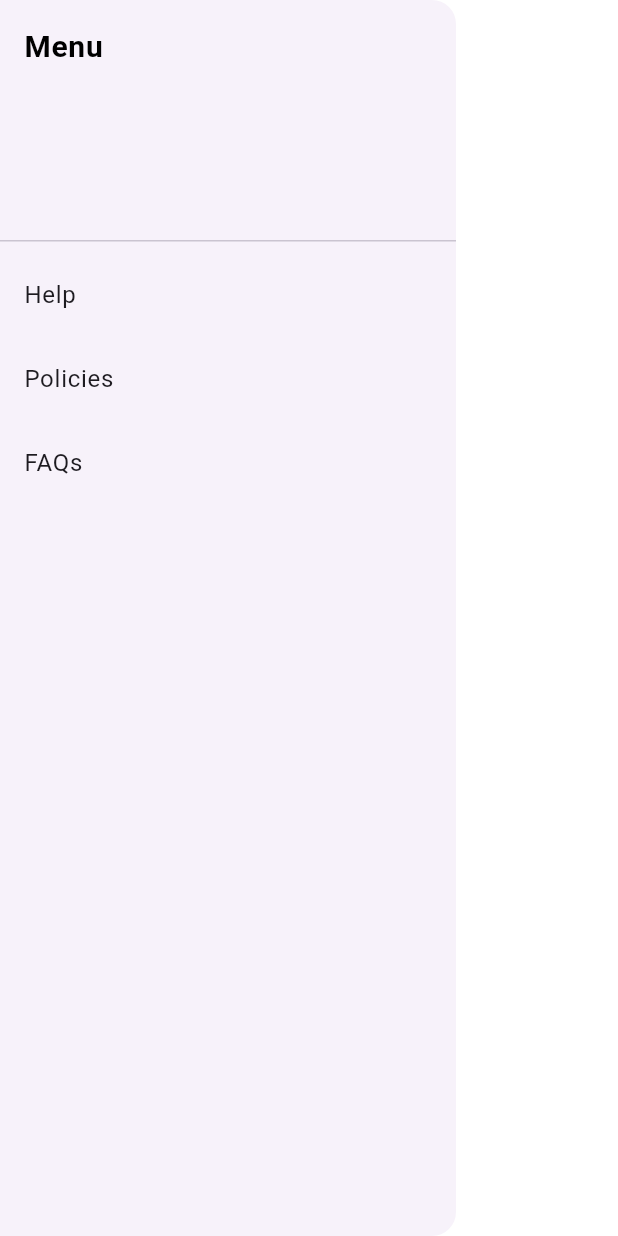
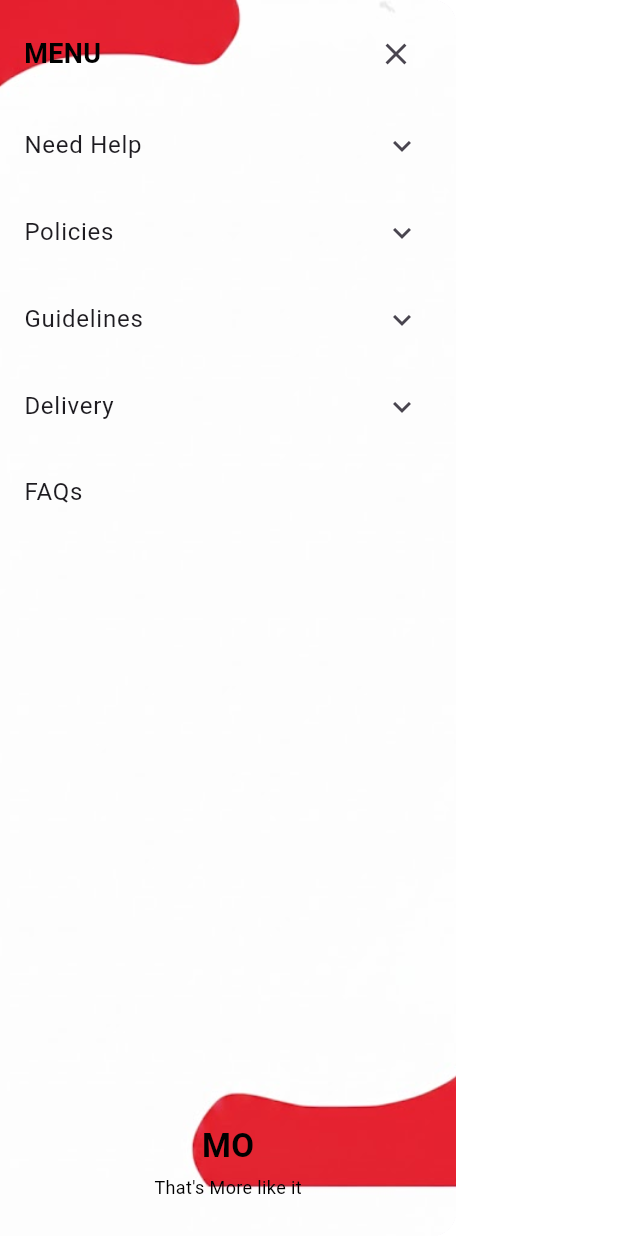
Before and after one commit to Nilupa-Illangarathna/mo-marketplace-flutter-assignment, a Flutter app: the AppDrawer widget shown alone on an empty page, opened directly, on a phone screen of 412 x 824 dp. Run offline on Flutter 3.47's test engine with Material 3 defaults, Android fonts, the phone set to English and light mode, and no system bars; our stand-ins replace shared_preferences; accounts and stored records are empty.

Commit message:
feat: implement app drawer with expandable sections with navigations and background images

```diff
--- a/mobile-frontend/lib/widgets/common/app_drawer.dart
+++ b/mobile-frontend/lib/widgets/common/app_drawer.dart
@@ -1,41 +1,156 @@
-// mobile-frontend/lib/widgets/common/app_drawer.dart
-
 import 'package:flutter/material.dart';
+import '../../screens/dummy/dummy_ui.dart';
 
 class AppDrawer extends StatelessWidget {
   const AppDrawer({super.key});
 
   @override
   Widget build(BuildContext context) {
+    final isDark = Theme.of(context).brightness == Brightness.dark;
     return Drawer(
-      child: SafeArea(
+      child: Stack(
+        children: [
+          Positioned.fill(
+            child: Image.asset(
+              isDark ?
+                  'assets/images/drawer_dark_background.jpg'
+                  : 'assets/images/drawer_light_background.jpg',
+              fit: BoxFit.cover,
+            ),
+          ),
+
+          SafeArea(
+            child: Column(
+              children: [
+                // header
+                Padding(
+                  padding: const EdgeInsets.fromLTRB(16, 12, 16, 8),
+                  child: Row(
+                    children: [
+                      const Text(
+                        'MENU',
+                        style: TextStyle(
+                          fontSize: 18,
+                          fontWeight: FontWeight.w600,
+                        ),
+                      ),
+                      const Spacer(),
+                      IconButton(
+                        icon: const Icon(Icons.close),
+                        onPressed: () => Navigator.pop(context),
+                      ),
+                    ],
+                  ),
+                ),
+                // expandable sections
+                Expanded(
                   child: ListView(
+                    padding: EdgeInsets.zero,
                     children: [
-            const DrawerHeader(
-              child: Text(
-                'Menu',
+                      _expandable(
+                        context,
+                        title: 'Need Help',
+                        children: [
+                          _child(context, 'Contact Support'),
+                          _child(context, 'Report an Issue'),
+                        ],
+                      ),
+                      _expandable(
+                        context,
+                        title: 'Policies',
+                        children: [
+                          _child(context, 'Privacy Policy'),
+                          _child(context, 'Terms & Conditions'),
+                        ],
+                      ),
+                      _expandable(
+                        context,
+                        title: 'Guidelines',
+                        children: [
+                          _child(context, 'User Guidelines'),
+                        ],
+                      ),
+                      _expandable(
+                        context,
+                        title: 'Delivery',
+                        children: [
+                          _child(context, 'Delivery Areas'),
+                          _child(context, 'Delivery Charges'),
+                        ],
+                      ),
+                      // not expandable FAQs section
+                      ListTile(
+                        title: Text('FAQs'),
+                        onTap: () {
+                          Navigator.pop(context);
+                          Navigator.push(
+                            context,
+                            MaterialPageRoute(
+                              builder: (_) => DummyPage(title: 'FAQs'),
+                            ),
+                          );
+                        },
+                      )
+                    ],
+                  ),
+                ),
+
+                Padding(
+                  padding: const EdgeInsets.symmetric(vertical: 24),
+                  child: Column(
+                    children: const [
+                      Text(
+                        'MO',
                         style: TextStyle(
-                  fontSize: 20,
+                          fontSize: 22,
                           fontWeight: FontWeight.bold,
                         ),
                       ),
+                      SizedBox(height: 4),
+                      Text(
+                        "That's More like it",
+                        style: TextStyle(fontSize: 12),
                       ),
-            _item(context, 'Help', '/help'),
-            _item(context, 'Policies', '/policies'),
-            _item(context, 'FAQs', '/faqs'),
                     ],
                   ),
+                )
+              ],
+            ),
+          ),
+        ],
       ),
     );
   }
 
-  Widget _item(BuildContext context, String title, String route) {
+
+  Widget _expandable(
+      BuildContext context, {
+        required String title,
+        required List<Widget> children,
+      }) {
+    return Theme(
+      data: Theme.of(context).copyWith(dividerColor: Colors.transparent),
+      child: ExpansionTile(
+        title: Text(title),
+        children: children,
+      ),
+    );
+  }
+
+  Widget _child(BuildContext context, String title) {
     return ListTile(
       title: Text(title),
+      contentPadding: const EdgeInsets.only(left: 32),
       onTap: () {
         Navigator.pop(context);
-        Navigator.pushNamed(context, route);
+        Navigator.push(
+          context,
+          MaterialPageRoute(
+            builder: (_) => DummyPage(title: title),
+          ),
+        );
       },
     );
   }
+
 }
```
Also changed, not shown: mobile-frontend/assets/images/drawer_dark_background.jpg (added), mobile-frontend/assets/images/drawer_light_background.jpg (added), 1 other file. Lines whose indentation alone changed are shown as unchanged.
